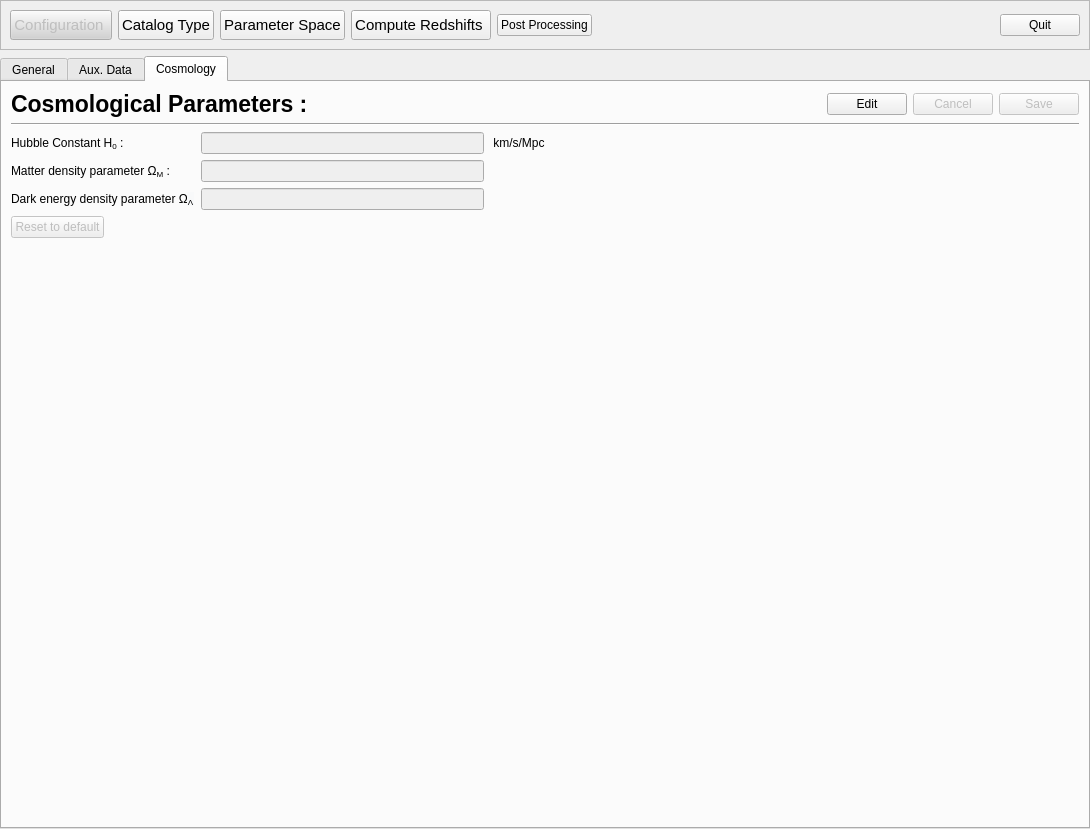
astrorama/Phosphoros, file PhzQtUI/auxdir/PhzQtUI/FormConfiguration.ui: the form before one commit.
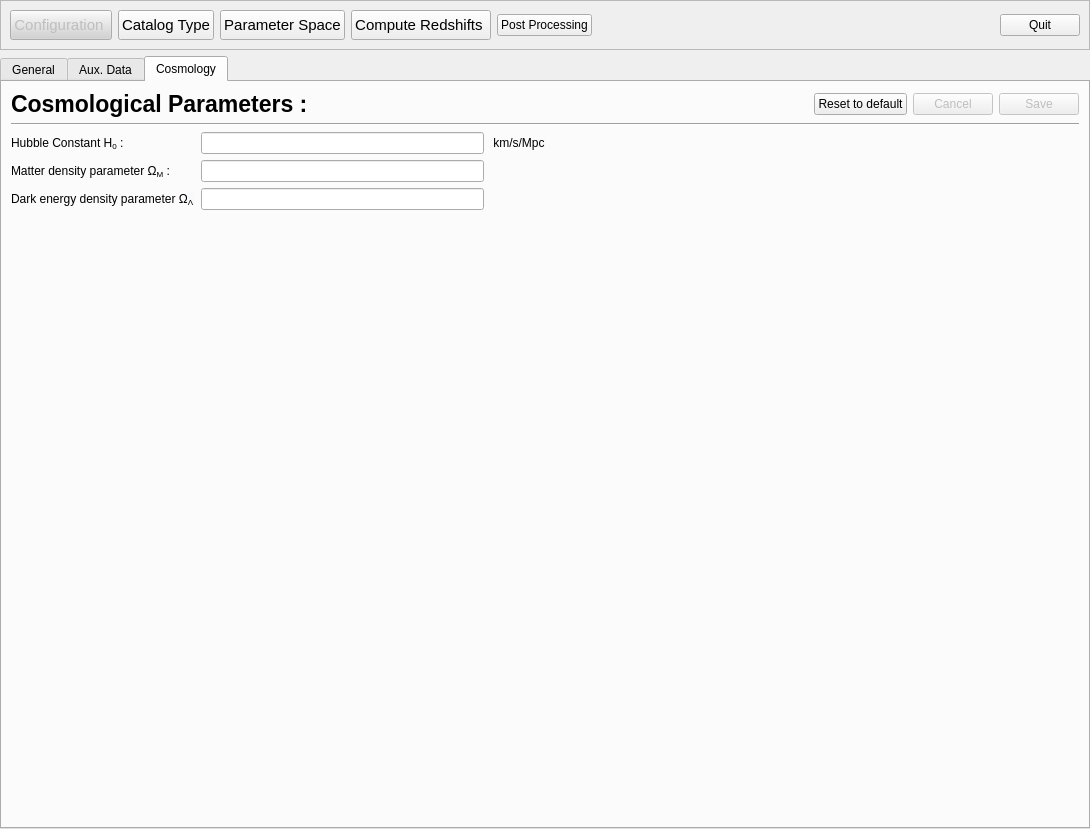
The form after the commit. The open tabs and pages were chosen to show the change. Custom widgets are drawn as their Qt base class.

Commit message: Change the edit behavior for the cosmology (#19843)

The edit to the form file:
```diff
--- a/PhzQtUI/auxdir/PhzQtUI/FormConfiguration.ui
+++ b/PhzQtUI/auxdir/PhzQtUI/FormConfiguration.ui
@@ -573,9 +573,12 @@
           </spacer>
          </item>
          <item>
-          <widget class="QPushButton" name="btn_edit_cosmo">
+          <widget class="QPushButton" name="btn_default_cosmo">
+           <property name="enabled">
+            <bool>true</bool>
+           </property>
            <property name="text">
-            <string>Edit</string>
+            <string>Reset to default</string>
            </property>
           </widget>
          </item>
@@ -615,7 +618,7 @@
            <item row="0" column="1">
             <widget class="QLineEdit" name="txt_hubble_param">
              <property name="enabled">
-              <bool>false</bool>
+              <bool>true</bool>
              </property>
             </widget>
            </item>
@@ -659,14 +662,14 @@
            <item row="1" column="1">
             <widget class="QLineEdit" name="txt_omega_matter">
              <property name="enabled">
-              <bool>false</bool>
+              <bool>true</bool>
              </property>
             </widget>
            </item>
            <item row="2" column="1">
             <widget class="QLineEdit" name="txt_omega_lambda">
              <property name="enabled">
-              <bool>false</bool>
+              <bool>true</bool>
              </property>
             </widget>
            </item>
@@ -689,16 +692,6 @@
        </item>
        <item>
         <layout class="QHBoxLayout" name="horizontalLayout_18">
-         <item>
-          <widget class="QPushButton" name="btn_default_cosmo">
-           <property name="enabled">
-            <bool>false</bool>
-           </property>
-           <property name="text">
-            <string>Reset to default</string>
-           </property>
-          </widget>
-         </item>
          <item>
           <spacer name="horizontalSpacer_8">
            <property name="orientation">
```
The commit also changes 2 other files.
